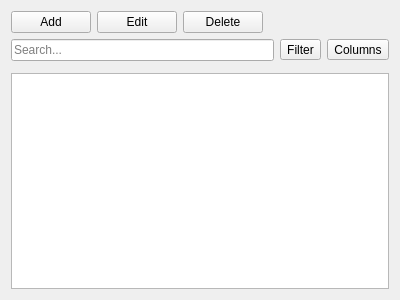
This is Widgets/Docks/DockLines.ui in ma7t3/ScheduleMaster as Qt 5 draws it before an edit. The edited form follows.
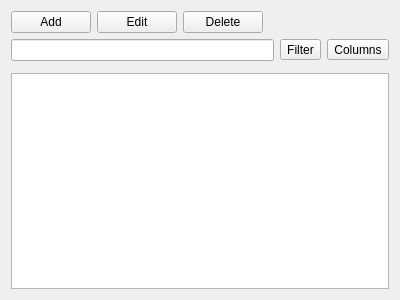
This is the edited form. Custom widgets are drawn as their Qt base class.

Commit message: Add WdgProjectDataTableQuickSearchLineEdit widget

```diff
--- a/Widgets/Docks/DockLines.ui
+++ b/Widgets/Docks/DockLines.ui
@@ -55,12 +55,9 @@
    <item>
     <layout class="QHBoxLayout" name="horizontalLayout_2">
      <item>
-      <widget class="QLineEdit" name="leSearch">
-       <property name="placeholderText">
-        <string>Search...</string>
-       </property>
-       <property name="clearButtonEnabled">
-        <bool>true</bool>
+      <widget class="WdgProjectDataTableQuickSearchLineEdit" name="leSearch">
+       <property name="text">
+        <string notr="true"/>
        </property>
       </widget>
      </item>
@@ -122,6 +119,11 @@
    <header>Widgets\WdgFilterBanner.h</header>
    <container>1</container>
   </customwidget>
+  <customwidget>
+   <class>WdgProjectDataTableQuickSearchLineEdit</class>
+   <extends>QLineEdit</extends>
+   <header>Widgets\WdgProjectDataTableQuickSearchLineEdit.h</header>
+  </customwidget>
  </customwidgets>
  <resources/>
  <connections/>
```
The commit also changes 6 other files.
